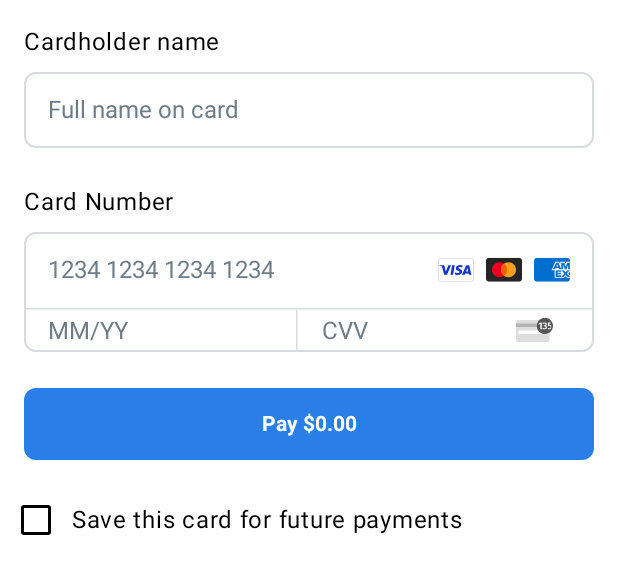
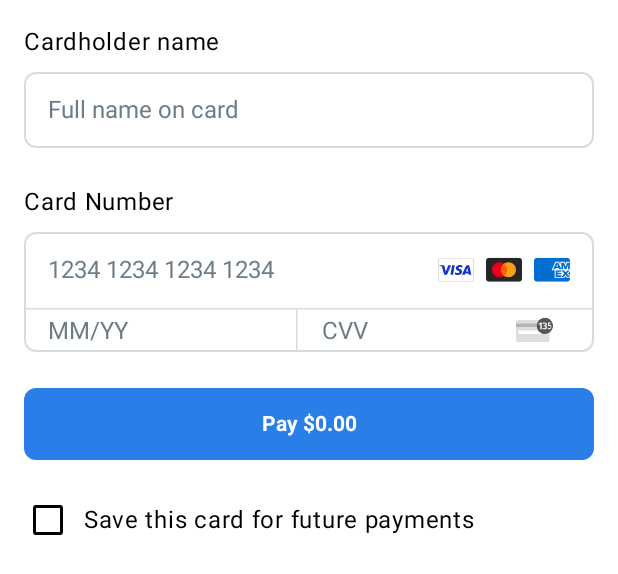
Before and after one commit to degica/komoju-mobile-sdk, an Android app built with Jetpack Compose: the @Preview function CreditCardFormPreview, on a phone screen of 412 x 824 dp. Shown: the top 574 px of the screen. Run offline under Robolectric (Android 15) with nearby library versions, the light colour scheme and no system bars.

Commit message:
krlint fixup

```diff
--- a/android/src/main/java/com/degica/komoju/android/sdk/ui/screens/payment/composables/CreditCardForm.kt
+++ b/android/src/main/java/com/degica/komoju/android/sdk/ui/screens/payment/composables/CreditCardForm.kt
@@ -211,7 +211,7 @@ internal fun CreditCardForm(
 
         PaymentButton(modifier = Modifier.padding(16.dp).fillMaxWidth(), text = "${LocalI18nTextsProvider.current["PAY"]} $displayPayableAmount") { }
 
-        Row(verticalAlignment = Alignment.CenterVertically) {
+        Row(verticalAlignment = Alignment.CenterVertically, modifier = Modifier.padding(horizontal = 8.dp)) {
             Checkbox(saveCard, onSaveCardChange, colors = CheckboxDefaults.colors(checkedColor = Color.Black, uncheckedColor = Color.Black))
             Text(LocalI18nTextsProvider.current["SAVE_CARD"])
         }
--- a/android/src/main/java/com/degica/komoju/android/sdk/ui/screens/payment/composables/KonbiniBrandsRow.kt
+++ b/android/src/main/java/com/degica/komoju/android/sdk/ui/screens/payment/composables/KonbiniBrandsRow.kt
@@ -3,7 +3,6 @@ package com.degica.komoju.android.sdk.ui.screens.payment.composables
 import androidx.compose.foundation.Image
 import androidx.compose.foundation.border
 import androidx.compose.foundation.clickable
-import androidx.compose.foundation.interaction.MutableInteractionSource
 import androidx.compose.foundation.layout.Column
 import androidx.compose.foundation.layout.PaddingValues
 import androidx.compose.foundation.layout.Spacer
@@ -14,10 +13,8 @@ import androidx.compose.foundation.layout.size
 import androidx.compose.foundation.lazy.LazyRow
 import androidx.compose.foundation.lazy.items
 import androidx.compose.foundation.shape.RoundedCornerShape
-import androidx.compose.material.ripple.rememberRipple
 import androidx.compose.material3.Text
 import androidx.compose.runtime.Composable
-import androidx.compose.runtime.remember
 import androidx.compose.ui.Modifier
 import androidx.compose.ui.draw.clip
 import androidx.compose.ui.res.painterResource
@@ -54,7 +51,7 @@ private fun KonbiniBrand(konbiniBrand: KonbiniBrand, isSelected: Boolean, onSele
             .padding(4.dp)
             .clip(RoundedCornerShape(8.dp))
             .border(1.dp, if (isSelected) KomojuDarkGreen else Gray200, RoundedCornerShape(8.dp))
-            .clickable(onClick = onSelected,)
+            .clickable(onClick = onSelected)
             .padding(16.dp),
     ) {
         Image(painter = painterResource(konbiniBrand.displayIcon), contentDescription = "${konbiniBrand.key} icon", modifier = Modifier.size(32.dp))
--- a/android/src/main/java/com/degica/komoju/android/sdk/ui/screens/payment/composables/PaymentMethodsRow.kt
+++ b/android/src/main/java/com/degica/komoju/android/sdk/ui/screens/payment/composables/PaymentMethodsRow.kt
@@ -3,7 +3,6 @@ package com.degica.komoju.android.sdk.ui.screens.payment.composables
 import androidx.compose.foundation.Image
 import androidx.compose.foundation.border
 import androidx.compose.foundation.clickable
-import androidx.compose.foundation.interaction.MutableInteractionSource
 import androidx.compose.foundation.layout.Column
 import androidx.compose.foundation.layout.PaddingValues
 import androidx.compose.foundation.layout.Spacer
@@ -14,10 +13,8 @@ import androidx.compose.foundation.layout.size
 import androidx.compose.foundation.lazy.LazyRow
 import androidx.compose.foundation.lazy.items
 import androidx.compose.foundation.shape.RoundedCornerShape
-import androidx.compose.material.ripple.rememberRipple
 import androidx.compose.material3.Text
 import androidx.compose.runtime.Composable
-import androidx.compose.runtime.remember
 import androidx.compose.ui.Modifier
 import androidx.compose.ui.draw.clip
 import androidx.compose.ui.res.painterResource
--- a/android/src/main/java/com/degica/komoju/android/sdk/ui/screens/payment/composables/PaymentSheetHandle.kt
+++ b/android/src/main/java/com/degica/komoju/android/sdk/ui/screens/payment/composables/PaymentSheetHandle.kt
@@ -7,7 +7,6 @@ import androidx.compose.foundation.layout.Row
 import androidx.compose.foundation.layout.padding
 import androidx.compose.material.icons.Icons
 import androidx.compose.material.icons.rounded.Close
-import androidx.compose.material.ripple.rememberRipple
 import androidx.compose.material3.Text
 import androidx.compose.material3.ripple
 import androidx.compose.runtime.Composable
```
